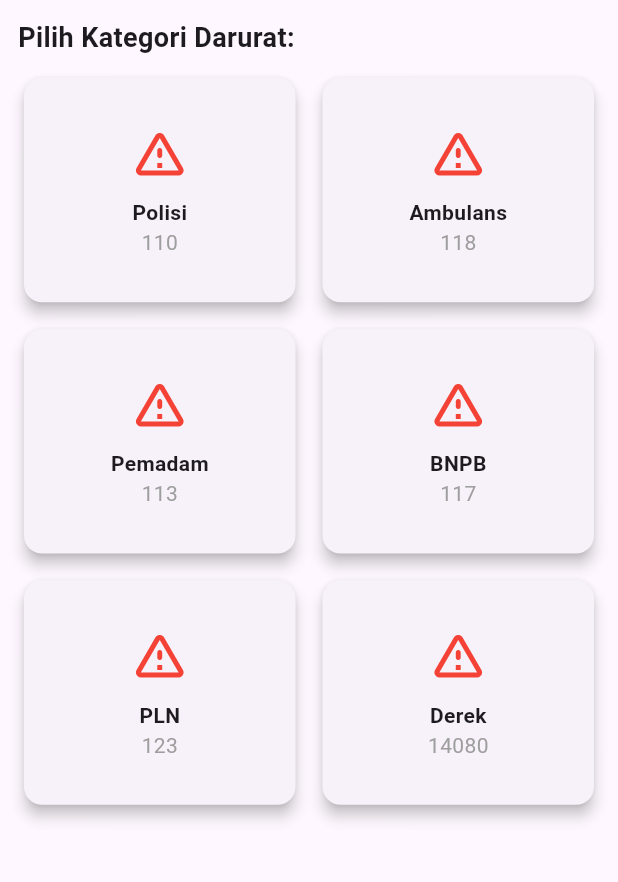
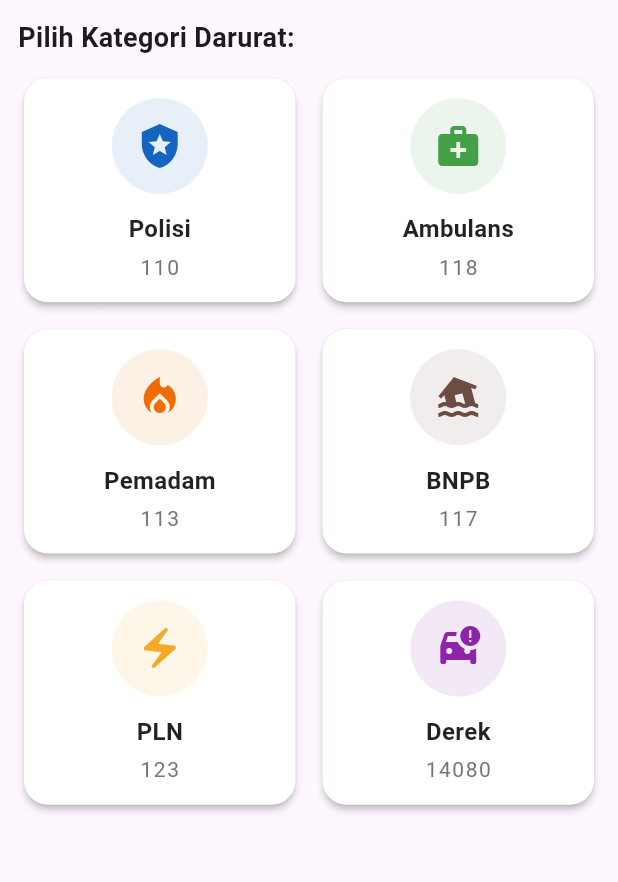
Before and after one commit to MasDaisuke/emergency-hub, a Flutter app: the DashboardPage screen opened directly, on a phone screen of 412 x 824 dp, the part 84-966 px from its top. Run offline on Flutter 3.47's test engine with Material 3 defaults, Android fonts, the light colour scheme and no system bars; our stand-ins replace geolocator, image_picker, shared_preferences; accounts and stored records are empty.

Commit message:
update ui

```diff
--- a/lib/domain/entities/kategori_entity.dart
+++ b/lib/domain/entities/kategori_entity.dart
@@ -1,11 +1,15 @@
+import 'package:flutter/material.dart';
+
 class KategoriEntity {
   final String nama;
   final String nomor;
-  final String iconName;
+  final IconData icon;
+  final Color color;
 
   KategoriEntity({
     required this.nama,
     required this.nomor,
-    required this.iconName,
+    required this.icon,
+    required this.color,
   });
 }
--- a/lib/presentation/pages/dashboard_page.dart
+++ b/lib/presentation/pages/dashboard_page.dart
@@ -10,12 +10,42 @@
 class DashboardPage extends StatelessWidget {
   // Data statis kategori instansi
   final List<KategoriEntity> instansiList = [
-    KategoriEntity(nama: 'Polisi', nomor: '110', iconName: 'police'),
-    KategoriEntity(nama: 'Ambulans', nomor: '118', iconName: 'ambulance'),
-    KategoriEntity(nama: 'Pemadam', nomor: '113', iconName: 'fire'),
-    KategoriEntity(nama: 'BNPB', nomor: '117', iconName: 'bnpb'),
-    KategoriEntity(nama: 'PLN', nomor: '123', iconName: 'pln'),
-    KategoriEntity(nama: 'Derek', nomor: '14080', iconName: 'tow'),
+    KategoriEntity(
+      nama: 'Polisi',
+      nomor: '110',
+      icon: Icons.local_police,
+      color: Colors.blue[800]!,
+    ),
+    KategoriEntity(
+      nama: 'Ambulans',
+      nomor: '118',
+      icon: Icons.medical_services,
+      color: Colors.green[600]!,
+    ),
+    KategoriEntity(
+      nama: 'Pemadam',
+      nomor: '113',
+      icon: Icons.local_fire_department,
+      color: Colors.orange[800]!,
+    ),
+    KategoriEntity(
+      nama: 'BNPB',
+      nomor: '117',
+      icon: Icons.flood,
+      color: Colors.brown[600]!,
+    ),
+    KategoriEntity(
+      nama: 'PLN',
+      nomor: '123',
+      icon: Icons.electric_bolt,
+      color: Colors.yellow[800]!,
+    ),
+    KategoriEntity(
+      nama: 'Derek',
+      nomor: '14080',
+      icon: Icons.car_crash,
+      color: Colors.purple[600]!,
+    ),
   ];
 
   @override
@@ -33,9 +63,7 @@
           padding: EdgeInsets.zero,
           children: [
             DrawerHeader(
-              decoration: BoxDecoration(
-                color: Colors.redAccent,
-              ),
+              decoration: BoxDecoration(color: Colors.redAccent),
               child: Column(
                 crossAxisAlignment: CrossAxisAlignment.start,
                 mainAxisAlignment: MainAxisAlignment.end,
@@ -44,7 +72,11 @@
                   SizedBox(height: 10),
                   Text(
                     "Menu Aplikasi",
-                    style: TextStyle(color: Colors.white, fontSize: 24, fontWeight: FontWeight.bold),
+                    style: TextStyle(
+                      color: Colors.white,
+                      fontSize: 24,
+                      fontWeight: FontWeight.bold,
+                    ),
                   ),
                 ],
               ),
@@ -63,7 +95,7 @@
                 Navigator.pop(context);
                 Navigator.push(
                   context,
-                  MaterialPageRoute(builder: (_) => RiwayatPage())
+                  MaterialPageRoute(builder: (_) => RiwayatPage()),
                 );
               },
             ),
@@ -75,13 +107,16 @@
               title: Text("Logout", style: TextStyle(color: Colors.red)),
               onTap: () async {
                 // 1. Panggil fungsi logout dari Provider
-                await Provider.of<AuthProvider>(context, listen: false).logout();
+                await Provider.of<AuthProvider>(
+                  context,
+                  listen: false,
+                ).logout();
 
                 // 2. Kembali ke Halaman Login & Hapus semua history navigasi sebelumnya
                 Navigator.pushAndRemoveUntil(
                   context,
                   MaterialPageRoute(builder: (_) => LoginPage()),
-                  (route) => false
+                  (route) => false,
                 );
               },
             ),
@@ -98,7 +133,7 @@
           children: [
             Text(
               "Pilih Kategori Darurat:",
-              style: TextStyle(fontSize: 18, fontWeight: FontWeight.bold)
+              style: TextStyle(fontSize: 18, fontWeight: FontWeight.bold),
             ),
             SizedBox(height: 10),
             Expanded(
@@ -117,7 +152,8 @@
                       Navigator.push(
                         context,
                         MaterialPageRoute(
-                          builder: (_) => FormLaporPage(kategori: instansiList[index].nama),
+                          builder: (_) =>
+                              FormLaporPage(kategori: instansiList[index].nama),
                         ),
                       );
                     },
--- a/lib/presentation/widgets/instansi_card_widget.dart
+++ b/lib/presentation/widgets/instansi_card_widget.dart
@@ -13,19 +13,41 @@
 
   @override
   Widget build(BuildContext context) {
-    return Card(
-      elevation: 4,
-      shape: RoundedRectangleBorder(borderRadius: BorderRadius.circular(12)),
-      child: InkWell(
-        onTap: onTap,
-        borderRadius: BorderRadius.circular(12),
+    return GestureDetector(
+      onTap: onTap,
+      child: Card(
+        elevation: 2,
+        color: Colors.white,
+        shape: RoundedRectangleBorder(borderRadius: BorderRadius.circular(16)),
         child: Column(
           mainAxisAlignment: MainAxisAlignment.center,
           children: [
-            Icon(Icons.warning_amber_rounded, size: 40, color: Colors.red),
-            SizedBox(height: 10),
-            Text(instansi.nama, style: TextStyle(fontWeight: FontWeight.bold)),
-            Text(instansi.nomor, style: TextStyle(color: Colors.grey)),
+            Container(
+              padding: EdgeInsets.all(16),
+              decoration: BoxDecoration(
+                color: instansi.color.withOpacity(0.1),
+                shape: BoxShape.circle,
+              ),
+              child: Icon(instansi.icon, size: 32, color: instansi.color),
+            ),
+            SizedBox(height: 12),
+            Text(
+              instansi.nama,
+              style: TextStyle(
+                fontSize: 16,
+                fontWeight: FontWeight.w600,
+                color: Colors.black87,
+              ),
+            ),
+            SizedBox(height: 4),
+            Text(
+              instansi.nomor,
+              style: TextStyle(
+                fontSize: 14,
+                color: Colors.grey[600],
+                letterSpacing: 1.0,
+              ),
+            ),
           ],
         ),
       ),
```
Also changed, not shown: assets/images/polisi.jpg (added).
